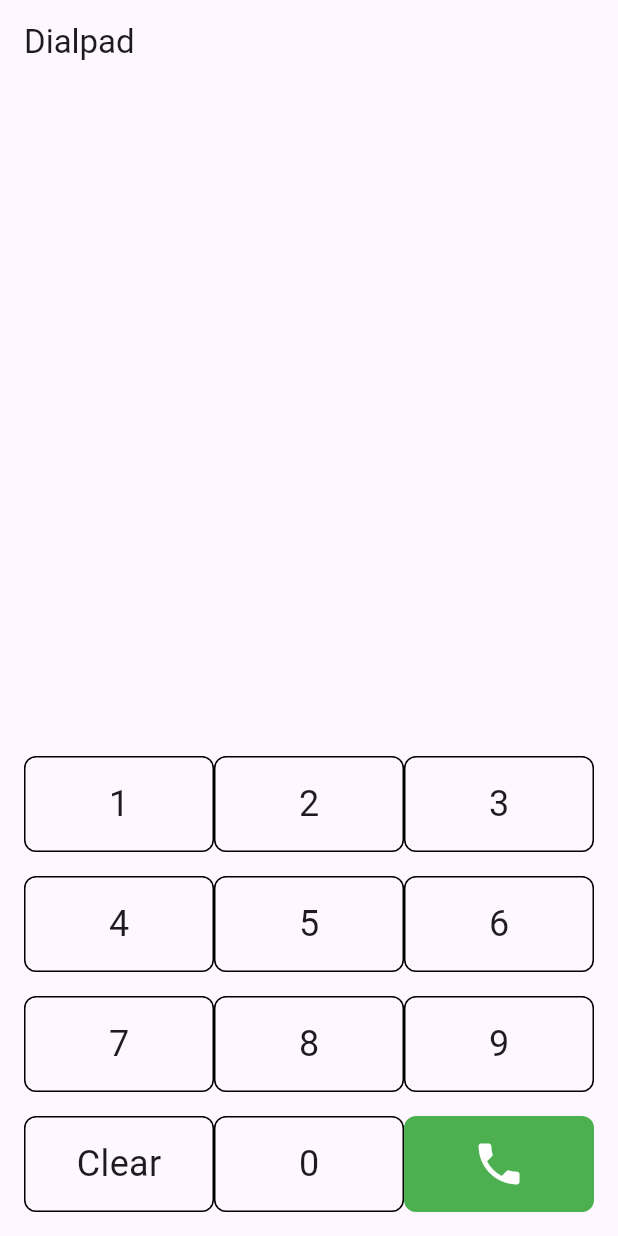
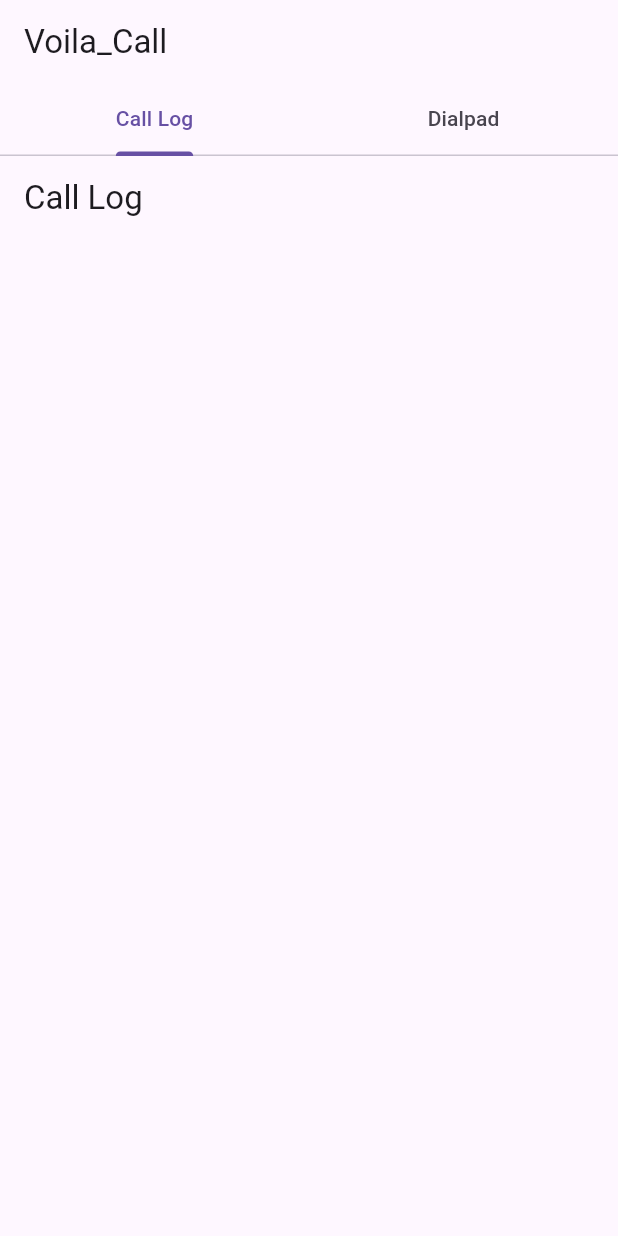
Before and after one commit to sonipalangthod/voila_call_dummy, a Flutter app: the screen it shows after launch, on a phone screen of 412 x 824 dp. Run offline on Flutter 3.47's test engine with Material 3 defaults, Android fonts, the phone set to English and light mode, and no system bars; missing offline and left inert: call_log.

Commit message:
timestamp

```diff
--- a/lib/main.dart
+++ b/lib/main.dart
@@ -1,5 +1,6 @@
 import 'package:flutter/material.dart';
 import 'screens/dialpad_screen.dart';
+import 'screens/call_log_screen.dart';
 
 void main() {
   runApp(CallLogApp());
@@ -11,7 +12,33 @@ class CallLogApp extends StatelessWidget {
     return MaterialApp(
       title: 'Call Log App',
       debugShowCheckedModeBanner: false,
-      home: DialpadScreen(), // Navigate to DialpadScreen
+      home: HomeScreen(),
     );
   }
 }
+
+class HomeScreen extends StatelessWidget {
+  @override
+  Widget build(BuildContext context) {
+    return DefaultTabController(
+      length: 2, // Number of tabs
+      child: Scaffold(
+        appBar: AppBar(
+          title: Text('Voila_Call'),
+          bottom: TabBar(
+            tabs: [
+              Tab(text: 'Call Log'),
+              Tab(text: 'Dialpad'),
+            ],
+          ),
+        ),
+        body: TabBarView(
+          children: [
+            CallLogScreen(),
+            DialpadScreen(),
+          ],
+        ),
+      ),
+    );
+  }
+}
--- /dev/null
+++ b/lib/screens/call_log_screen.dart
@@ -0,0 +1,64 @@
+import 'package:flutter/material.dart';
+import 'package:call_log/call_log.dart';
+import 'contact_details_screen.dart'; // Import the ContactDetailsScreen
+
+class CallLogScreen extends StatefulWidget {
+  @override
+  _CallLogScreenState createState() => _CallLogScreenState();
+}
+
+class _CallLogScreenState extends State<CallLogScreen> {
+  List<CallLogEntry> _callLogs = [];
+
+  @override
+  void initState() {
+    super.initState();
+    _fetchCallLogs();
+  }
+
+  Future<void> _fetchCallLogs() async {
+    // Fetch call logs using the call_log package
+    Iterable<CallLogEntry> callLogs = await CallLog.get();
+    setState(() {
+      _callLogs = callLogs.toList();
+    });
+  }
+
+  @override
+  Widget build(BuildContext context) {
+    return Scaffold(
+      appBar: AppBar(
+        title: Text('Call Log'),
+      ),
+      body: ListView.builder(
+        itemCount: _callLogs.length,
+        itemBuilder: (context, index) {
+          final call = _callLogs[index];
+          return ListTile(
+            title: Text(call.name ?? 'Unknown'),
+            subtitle: Text(call.number ?? 'Unknown'),
+            trailing: Text(_formatTimestamp(call.timestamp)),
+
+            onTap: () {
+              // Navigate to ContactDetailsScreen when tapped
+              Navigator.push(
+                context,
+                MaterialPageRoute(
+                  builder: (context) => ContactDetailsScreen(call),
+                ),
+              );
+            },
+          );
+        },
+      ),
+    );
+  }
+}
+
+String _formatTimestamp(int? timestamp) {
+  if (timestamp == null) {
+    return 'Unknown';
+  }
+  final DateTime dateTime = DateTime.fromMillisecondsSinceEpoch(timestamp);
+  return '${dateTime.hour.toString().padLeft(2, '0')}:${dateTime.minute.toString().padLeft(2, '0')}:${dateTime.second.toString().padLeft(2, '0')}';
+}
--- /dev/null
+++ b/lib/screens/contact_details_screen.dart
@@ -0,0 +1,66 @@
+import 'package:flutter/material.dart';
+import 'package:call_log/call_log.dart';
+
+class ContactDetailsScreen extends StatelessWidget {
+  final CallLogEntry call;
+
+  ContactDetailsScreen(this.call);
+
+  @override
+  Widget build(BuildContext context) {
+    return Scaffold(
+      appBar: AppBar(
+        title: Text(call.name ?? 'Unknown'),
+      ),
+      body: ListView(
+        children: [
+          ListTile(
+            title: Text('Number'),
+            subtitle: Text(call.number ?? 'Unknown'),
+          ),
+          ListTile(
+            title: Text('Duration'),
+            subtitle: Text(_formatDuration(call.duration)),
+          ),
+          ListTile(
+            title: Text('Timestamp'),
+            subtitle: Text(_formatDateTime(call.timestamp ?? 0)),
+          ),
+          ListTile(
+            title: Text('Status'),
+            subtitle: Text(_getCallStatus(call)),
+          ),
+        ],
+      ),
+    );
+  }
+
+  String _formatDuration(int? durationInSeconds) {
+    if (durationInSeconds == null) {
+      return 'Unknown';
+    }
+    // Format duration into HH:MM:SS format
+    final Duration d = Duration(seconds: durationInSeconds);
+    return '${d.inHours}:${d.inMinutes.remainder(60)}:${d.inSeconds.remainder(60)}';
+  }
+
+
+  String _formatDateTime(int timestamp) {
+    // Format timestamp into HH:MM:SS format
+    final DateTime dateTime = DateTime.fromMillisecondsSinceEpoch(timestamp);
+    return '${dateTime.hour.toString().padLeft(2, '0')}:${dateTime.minute.toString().padLeft(2, '0')}:${dateTime.second.toString().padLeft(2, '0')}';
+  }
+
+  String _getCallStatus(CallLogEntry call) {
+    // Determine call status based on duration and call type
+    if (call.duration == 0) {
+      if (call.callType == CallType.incoming) {
+        return 'Missed';
+      } else {
+        return 'Rejected';
+      }
+    } else {
+      return 'Answered';
+    }
+  }
+}
--- a/lib/widgets/dialpad.dart
+++ b/lib/widgets/dialpad.dart
@@ -15,7 +15,7 @@ class CustomDialpad extends StatelessWidget {
   @override
   Widget build(BuildContext context) {
     return AlertDialog(
-      title: Text('Dialpad'),
+      title: Text('Voila_Call'),
       content: Column(
         mainAxisSize: MainAxisSize.min,
         children: [
--- a/pubspec.yaml
+++ b/pubspec.yaml
@@ -33,6 +33,7 @@ dependencies:
   call_log: ^3.0.2
   url_launcher: ^6.0.6
   intl: ^0.17.0
+  permission_handler: ^10.2.0
 
 
 
```
Also changed, not shown: lib/call_log.dart (deleted, +0 -13 lines), lib/screens/dialpad_screen.dart (+10 -1 lines), lib/screens/call_tracking_screen.dart (deleted), pubspec.lock, 3 other files.
